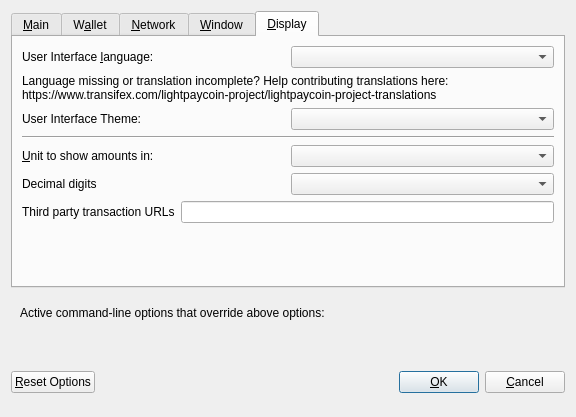
Old version of the form src/qt/forms/optionsdialog.ui in the repository stakecube/stakecubecoin-archive.
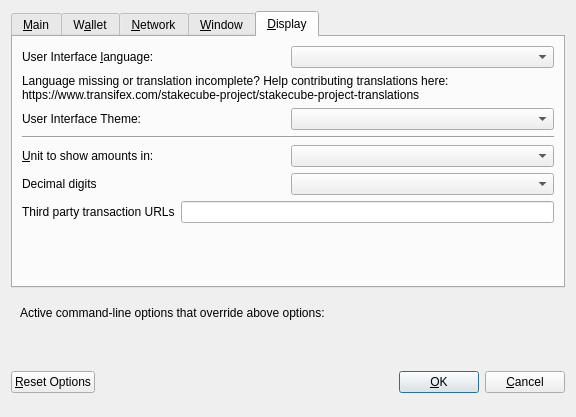
New version of the form. The open tabs and pages were chosen to show the change. Custom widgets are drawn as their Qt base class.

```diff
--- a/src/qt/forms/optionsdialog.ui
+++ b/src/qt/forms/optionsdialog.ui
@@ -476,7 +476,7 @@
          </property>
          <property name="text">
           <string>Language missing or translation incomplete? Help contributing translations here:
-https://www.transifex.com/lightpaycoin-project/lightpaycoin-project-translations</string>
+https://www.transifex.com/stakecube-project/stakecube-project-translations</string>
          </property>
          <property name="wordWrap">
           <bool>true</bool>
```
Left out of the diff: 2 changed lines with no effect on the pictures.
